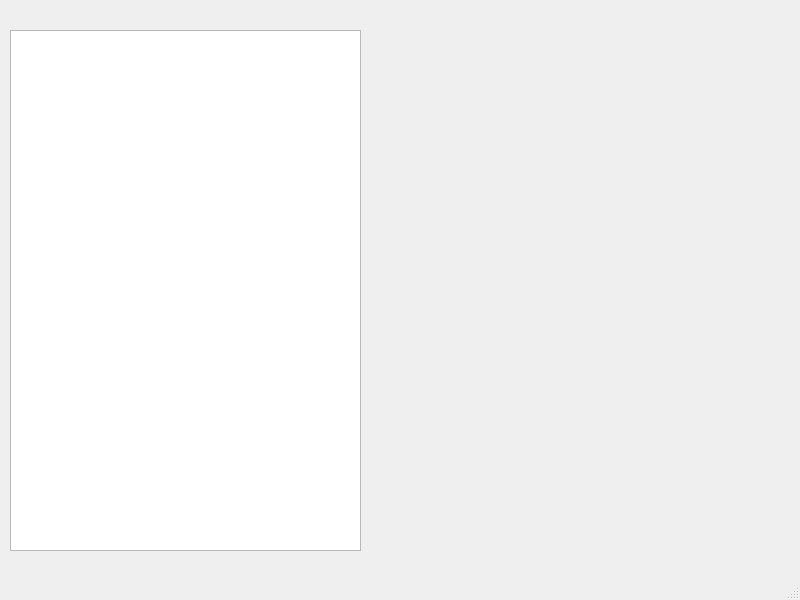
Above: mainwindow.ui from hansdampfinger666/wolqt2 before the change. Below: the same form after it.
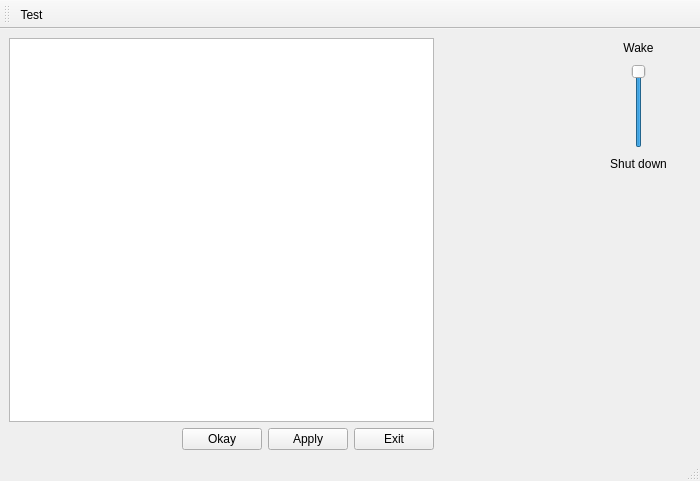
That is the form after the change.

Diff of the .ui file:
```diff
--- a/mainwindow.ui
+++ b/mainwindow.ui
@@ -6,24 +6,229 @@
    <rect>
     <x>0</x>
     <y>0</y>
-    <width>800</width>
-    <height>600</height>
+    <width>700</width>
+    <height>481</height>
    </rect>
   </property>
   <property name="windowTitle">
    <string>MainWindow</string>
   </property>
   <widget class="QWidget" name="centralwidget">
-   <widget class="QTableView" name="tableView">
-    <property name="geometry">
-     <rect>
-      <x>10</x>
-      <y>30</y>
-      <width>351</width>
-      <height>521</height>
-     </rect>
-    </property>
-   </widget>
+   <layout class="QGridLayout" name="gridLayout">
+    <item row="0" column="4">
+     <spacer name="horizontalSpacer_4">
+      <property name="orientation">
+       <enum>Qt::Horizontal</enum>
+      </property>
+      <property name="sizeType">
+       <enum>QSizePolicy::MinimumExpanding</enum>
+      </property>
+      <property name="sizeHint" stdset="0">
+       <size>
+        <width>40</width>
+        <height>20</height>
+       </size>
+      </property>
+     </spacer>
+    </item>
+    <item row="0" column="5">
+     <widget class="QLabel" name="label_2_wol">
+      <property name="sizePolicy">
+       <sizepolicy hsizetype="Fixed" vsizetype="Fixed">
+        <horstretch>65</horstretch>
+        <verstretch>0</verstretch>
+       </sizepolicy>
+      </property>
+      <property name="minimumSize">
+       <size>
+        <width>65</width>
+        <height>0</height>
+       </size>
+      </property>
+      <property name="accessibleName">
+       <string>1</string>
+      </property>
+      <property name="text">
+       <string>Wake</string>
+      </property>
+      <property name="alignment">
+       <set>Qt::AlignCenter</set>
+      </property>
+     </widget>
+    </item>
+    <item row="1" column="4">
+     <spacer name="horizontalSpacer_3">
+      <property name="orientation">
+       <enum>Qt::Horizontal</enum>
+      </property>
+      <property name="sizeType">
+       <enum>QSizePolicy::MinimumExpanding</enum>
+      </property>
+      <property name="sizeHint" stdset="0">
+       <size>
+        <width>40</width>
+        <height>20</height>
+       </size>
+      </property>
+     </spacer>
+    </item>
+    <item row="1" column="5">
+     <widget class="QSlider" name="verticalSlider">
+      <property name="sizePolicy">
+       <sizepolicy hsizetype="Minimum" vsizetype="Preferred">
+        <horstretch>0</horstretch>
+        <verstretch>0</verstretch>
+       </sizepolicy>
+      </property>
+      <property name="maximum">
+       <number>1</number>
+      </property>
+      <property name="value">
+       <number>1</number>
+      </property>
+      <property name="orientation">
+       <enum>Qt::Vertical</enum>
+      </property>
+     </widget>
+    </item>
+    <item row="2" column="4">
+     <spacer name="horizontalSpacer_2">
+      <property name="orientation">
+       <enum>Qt::Horizontal</enum>
+      </property>
+      <property name="sizeType">
+       <enum>QSizePolicy::MinimumExpanding</enum>
+      </property>
+      <property name="sizeHint" stdset="0">
+       <size>
+        <width>40</width>
+        <height>20</height>
+       </size>
+      </property>
+     </spacer>
+    </item>
+    <item row="2" column="5">
+     <widget class="QLabel" name="label_1_shut_down">
+      <property name="sizePolicy">
+       <sizepolicy hsizetype="Fixed" vsizetype="Fixed">
+        <horstretch>0</horstretch>
+        <verstretch>0</verstretch>
+       </sizepolicy>
+      </property>
+      <property name="minimumSize">
+       <size>
+        <width>65</width>
+        <height>0</height>
+       </size>
+      </property>
+      <property name="accessibleName">
+       <string>0</string>
+      </property>
+      <property name="text">
+       <string>Shut down</string>
+      </property>
+      <property name="alignment">
+       <set>Qt::AlignCenter</set>
+      </property>
+     </widget>
+    </item>
+    <item row="3" column="6">
+     <spacer name="verticalSpacer">
+      <property name="orientation">
+       <enum>Qt::Vertical</enum>
+      </property>
+      <property name="sizeHint" stdset="0">
+       <size>
+        <width>20</width>
+        <height>40</height>
+       </size>
+      </property>
+     </spacer>
+    </item>
+    <item row="4" column="0">
+     <spacer name="horizontalSpacer">
+      <property name="orientation">
+       <enum>Qt::Horizontal</enum>
+      </property>
+      <property name="sizeHint" stdset="0">
+       <size>
+        <width>163</width>
+        <height>20</height>
+       </size>
+      </property>
+     </spacer>
+    </item>
+    <item row="4" column="1">
+     <widget class="QPushButton" name="pushButton_ok">
+      <property name="sizePolicy">
+       <sizepolicy hsizetype="Maximum" vsizetype="Fixed">
+        <horstretch>0</horstretch>
+        <verstretch>0</verstretch>
+       </sizepolicy>
+      </property>
+      <property name="text">
+       <string>Okay</string>
+      </property>
+     </widget>
+    </item>
+    <item row="4" column="2">
+     <widget class="QPushButton" name="pushButton_apply">
+      <property name="sizePolicy">
+       <sizepolicy hsizetype="Maximum" vsizetype="Fixed">
+        <horstretch>0</horstretch>
+        <verstretch>0</verstretch>
+       </sizepolicy>
+      </property>
+      <property name="text">
+       <string>Apply</string>
+      </property>
+     </widget>
+    </item>
+    <item row="4" column="3">
+     <widget class="QPushButton" name="pushButton_cancel">
+      <property name="sizePolicy">
+       <sizepolicy hsizetype="Maximum" vsizetype="Fixed">
+        <horstretch>0</horstretch>
+        <verstretch>0</verstretch>
+       </sizepolicy>
+      </property>
+      <property name="text">
+       <string>Exit</string>
+      </property>
+     </widget>
+    </item>
+    <item row="0" column="0" rowspan="4" colspan="4">
+     <widget class="QTableView" name="tableView">
+      <property name="sizePolicy">
+       <sizepolicy hsizetype="Expanding" vsizetype="Expanding">
+        <horstretch>0</horstretch>
+        <verstretch>0</verstretch>
+       </sizepolicy>
+      </property>
+      <property name="alternatingRowColors">
+       <bool>true</bool>
+      </property>
+      <property name="selectionBehavior">
+       <enum>QAbstractItemView::SelectRows</enum>
+      </property>
+      <property name="showGrid">
+       <bool>true</bool>
+      </property>
+      <property name="sortingEnabled">
+       <bool>true</bool>
+      </property>
+      <property name="wordWrap">
+       <bool>true</bool>
+      </property>
+      <property name="cornerButtonEnabled">
+       <bool>true</bool>
+      </property>
+      <attribute name="verticalHeaderVisible">
+       <bool>false</bool>
+      </attribute>
+     </widget>
+    </item>
+   </layout>
   </widget>
   <widget class="QMenuBar" name="menubar">
    <property name="geometry">
@@ -36,6 +241,23 @@
    </property>
   </widget>
   <widget class="QStatusBar" name="statusbar"/>
+  <widget class="QToolBar" name="toolBar">
+   <property name="windowTitle">
+    <string>toolBar</string>
+   </property>
+   <attribute name="toolBarArea">
+    <enum>TopToolBarArea</enum>
+   </attribute>
+   <attribute name="toolBarBreak">
+    <bool>false</bool>
+   </attribute>
+   <addaction name="actionTest"/>
+  </widget>
+  <action name="actionTest">
+   <property name="text">
+    <string>Test</string>
+   </property>
+  </action>
  </widget>
  <resources/>
  <connections>
```
Left out of the diff: 23 changed lines with no effect on the pictures.
